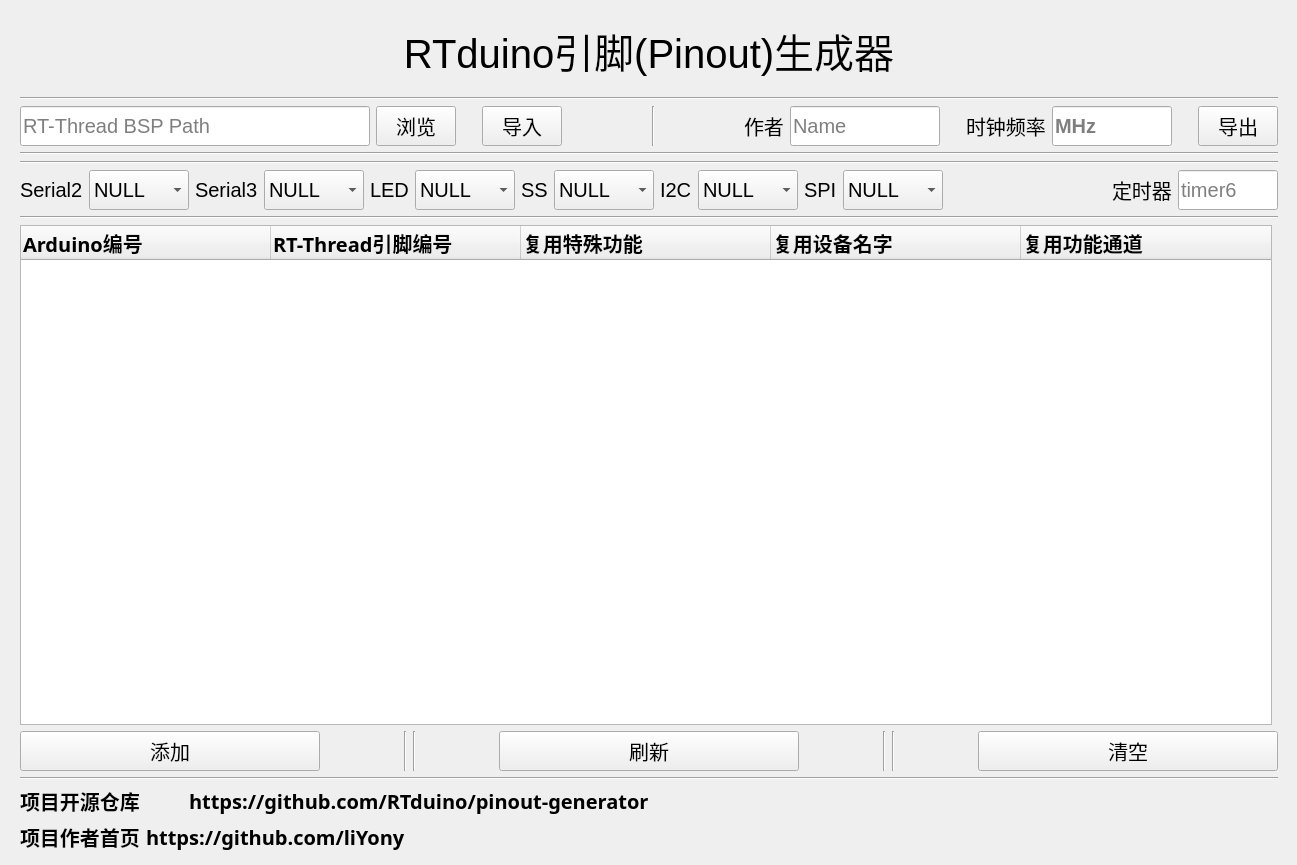
Above: project/widget.ui from RTduino/pinout-generator before the change. Below: the same form after it.
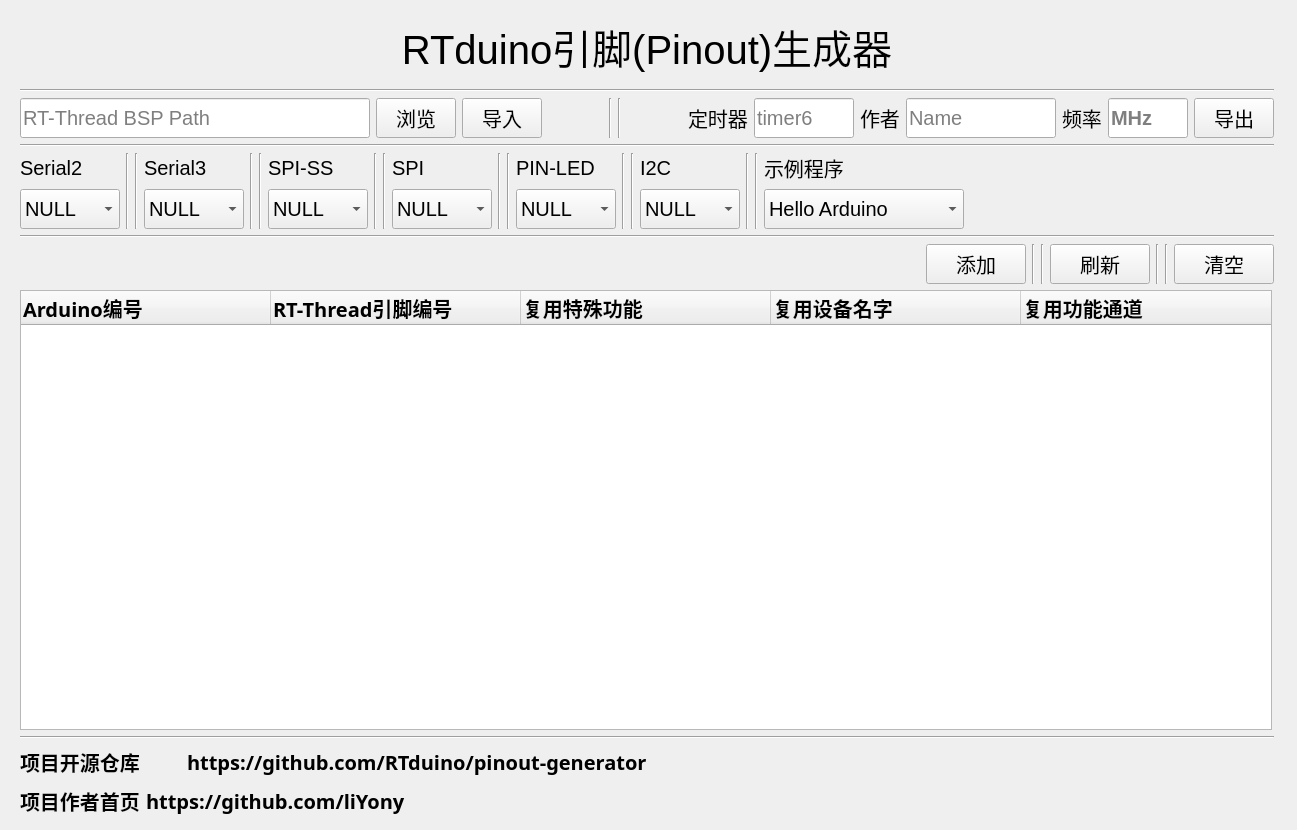
That is the form after the change.

Commit message: [main.cpp]添加生成main.cpp文件的代码

```diff
--- a/project/widget.ui
+++ b/project/widget.ui
@@ -7,13 +7,13 @@
     <x>0</x>
     <y>0</y>
     <width>1297</width>
-    <height>865</height>
+    <height>830</height>
    </rect>
   </property>
   <property name="minimumSize">
    <size>
     <width>1297</width>
-    <height>865</height>
+    <height>800</height>
    </size>
   </property>
   <property name="maximumSize">
@@ -30,13 +30,11 @@
     <rect>
      <x>20</x>
      <y>10</y>
-     <width>1258</width>
-     <height>842</height>
+     <width>1254</width>
+     <height>807</height>
     </rect>
    </property>
-   <layout class="QVBoxLayout" name="verticalLayout_5">
-    <item>
-     <layout class="QVBoxLayout" name="verticalLayout_4">
+   <layout class="QVBoxLayout" name="verticalLayout_9">
       <item>
        <widget class="QLabel" name="label">
         <property name="font">
@@ -53,8 +51,6 @@
        </widget>
       </item>
       <item>
-       <layout class="QVBoxLayout" name="verticalLayout">
-        <item>
          <widget class="Line" name="line">
           <property name="orientation">
            <enum>Qt::Horizontal</enum>
@@ -62,12 +58,10 @@
          </widget>
         </item>
         <item>
-         <layout class="QHBoxLayout" name="horizontalLayout_6">
+     <layout class="QHBoxLayout" name="horizontalLayout_5">
           <item>
            <layout class="QHBoxLayout" name="horizontalLayout_2">
             <item>
-             <layout class="QHBoxLayout" name="horizontalLayout">
-              <item>
                <widget class="QLineEdit" name="diredit">
                 <property name="minimumSize">
                  <size>
@@ -121,21 +115,6 @@
                 </property>
                </widget>
               </item>
-             </layout>
-            </item>
-            <item>
-             <spacer name="horizontalSpacer_9">
-              <property name="orientation">
-               <enum>Qt::Horizontal</enum>
-              </property>
-              <property name="sizeHint" stdset="0">
-               <size>
-                <width>20</width>
-                <height>20</height>
-               </size>
-              </property>
-             </spacer>
-            </item>
             <item>
              <widget class="QPushButton" name="importbtn">
               <property name="minimumSize">
@@ -162,26 +141,6 @@
             </item>
            </layout>
           </item>
-          <item>
-           <spacer name="horizontalSpacer_11">
-            <property name="orientation">
-             <enum>Qt::Horizontal</enum>
-            </property>
-            <property name="sizeHint" stdset="0">
-             <size>
-              <width>20</width>
-              <height>20</height>
-             </size>
-            </property>
-           </spacer>
-          </item>
-          <item>
-           <widget class="Line" name="line_5">
-            <property name="orientation">
-             <enum>Qt::Vertical</enum>
-            </property>
-           </widget>
-          </item>
           <item>
            <spacer name="horizontalSpacer_4">
             <property name="orientation">
@@ -189,16 +148,89 @@
             </property>
             <property name="sizeHint" stdset="0">
              <size>
-              <width>20</width>
+          <width>40</width>
               <height>20</height>
              </size>
             </property>
            </spacer>
           </item>
           <item>
-           <layout class="QHBoxLayout" name="horizontalLayout_5">
+       <widget class="Line" name="line_17">
+        <property name="orientation">
+         <enum>Qt::Vertical</enum>
+        </property>
+       </widget>
+      </item>
             <item>
-             <layout class="QHBoxLayout" name="horizontalLayout_3">
+       <widget class="Line" name="line_18">
+        <property name="orientation">
+         <enum>Qt::Vertical</enum>
+        </property>
+       </widget>
+      </item>
+      <item>
+       <spacer name="horizontalSpacer">
+        <property name="orientation">
+         <enum>Qt::Horizontal</enum>
+        </property>
+        <property name="sizeHint" stdset="0">
+         <size>
+          <width>40</width>
+          <height>20</height>
+         </size>
+        </property>
+       </spacer>
+      </item>
+      <item>
+       <layout class="QHBoxLayout" name="horizontalLayout">
+        <item>
+         <widget class="QLabel" name="label_14">
+          <property name="maximumSize">
+           <size>
+            <width>500</width>
+            <height>16777215</height>
+           </size>
+          </property>
+          <property name="font">
+           <font>
+            <pointsize>15</pointsize>
+           </font>
+          </property>
+          <property name="text">
+           <string>定时器</string>
+          </property>
+         </widget>
+        </item>
+        <item>
+         <widget class="QLineEdit" name="timedit">
+          <property name="minimumSize">
+           <size>
+            <width>100</width>
+            <height>40</height>
+           </size>
+          </property>
+          <property name="maximumSize">
+           <size>
+            <width>100</width>
+            <height>40</height>
+           </size>
+          </property>
+          <property name="font">
+           <font>
+            <pointsize>15</pointsize>
+           </font>
+          </property>
+          <property name="text">
+           <string/>
+          </property>
+          <property name="alignment">
+           <set>Qt::AlignLeading|Qt::AlignLeft|Qt::AlignVCenter</set>
+          </property>
+          <property name="placeholderText">
+           <string>timer6</string>
+          </property>
+         </widget>
+        </item>
               <item>
                <widget class="QLabel" name="label_12">
                 <property name="maximumSize">
@@ -247,23 +279,6 @@
                 </property>
                </widget>
               </item>
-             </layout>
-            </item>
-            <item>
-             <spacer name="horizontalSpacer_3">
-              <property name="orientation">
-               <enum>Qt::Horizontal</enum>
-              </property>
-              <property name="sizeHint" stdset="0">
-               <size>
-                <width>20</width>
-                <height>20</height>
-               </size>
-              </property>
-             </spacer>
-            </item>
-            <item>
-             <layout class="QHBoxLayout" name="horizontalLayout_4">
               <item>
                <widget class="QLabel" name="label_10">
                 <property name="maximumSize">
@@ -278,7 +293,7 @@
                  </font>
                 </property>
                 <property name="text">
-                 <string>时钟频率</string>
+           <string>频率</string>
                 </property>
                </widget>
               </item>
@@ -286,13 +301,13 @@
                <widget class="QLineEdit" name="fcpuedit">
                 <property name="minimumSize">
                  <size>
-                  <width>120</width>
+            <width>80</width>
                   <height>40</height>
                  </size>
                 </property>
                 <property name="maximumSize">
                  <size>
-                  <width>120</width>
+            <width>80</width>
                   <height>40</height>
                  </size>
                 </property>
@@ -311,21 +326,6 @@
                 </property>
                </widget>
               </item>
-             </layout>
-            </item>
-            <item>
-             <spacer name="horizontalSpacer_5">
-              <property name="orientation">
-               <enum>Qt::Horizontal</enum>
-              </property>
-              <property name="sizeHint" stdset="0">
-               <size>
-                <width>20</width>
-                <height>20</height>
-               </size>
-              </property>
-             </spacer>
-            </item>
             <item>
              <widget class="QPushButton" name="exportbtn">
               <property name="minimumSize">
@@ -362,16 +362,11 @@
          </widget>
         </item>
         <item>
-         <widget class="Line" name="line_2">
-          <property name="orientation">
-           <enum>Qt::Horizontal</enum>
-          </property>
-         </widget>
-        </item>
+     <layout class="QHBoxLayout" name="horizontalLayout_7">
         <item>
-         <layout class="QHBoxLayout" name="horizontalLayout_19">
+       <layout class="QHBoxLayout" name="horizontalLayout_3">
           <item>
-           <layout class="QHBoxLayout" name="horizontalLayout_8">
+         <layout class="QVBoxLayout" name="verticalLayout_8">
             <item>
              <widget class="QLabel" name="label_13">
               <property name="maximumSize">
@@ -419,7 +414,21 @@
            </layout>
           </item>
           <item>
-           <layout class="QHBoxLayout" name="horizontalLayout_9">
+         <widget class="Line" name="line_19">
+          <property name="orientation">
+           <enum>Qt::Vertical</enum>
+          </property>
+         </widget>
+        </item>
+        <item>
+         <widget class="Line" name="line_20">
+          <property name="orientation">
+           <enum>Qt::Vertical</enum>
+          </property>
+         </widget>
+        </item>
+        <item>
+         <layout class="QVBoxLayout" name="verticalLayout_7">
             <item>
              <widget class="QLabel" name="label_17">
               <property name="maximumSize">
@@ -467,55 +476,21 @@
            </layout>
           </item>
           <item>
-           <layout class="QHBoxLayout" name="horizontalLayout_10">
-            <item>
-             <widget class="QLabel" name="label_11">
-              <property name="maximumSize">
-               <size>
-                <width>500</width>
-                <height>16777215</height>
-               </size>
-              </property>
-              <property name="font">
-               <font>
-                <pointsize>15</pointsize>
-               </font>
-              </property>
-              <property name="text">
-               <string>LED</string>
-              </property>
+         <widget class="Line" name="line_3">
+          <property name="orientation">
+           <enum>Qt::Vertical</enum>
+          </property>
              </widget>
             </item>
             <item>
-             <widget class="QComboBox" name="ledbox">
-              <property name="minimumSize">
-               <size>
-                <width>100</width>
-                <height>40</height>
-               </size>
-              </property>
-              <property name="maximumSize">
-               <size>
-                <width>100</width>
-                <height>40</height>
-               </size>
-              </property>
-              <property name="font">
-               <font>
-                <pointsize>15</pointsize>
-               </font>
-              </property>
-              <item>
-               <property name="text">
-                <string>NULL</string>
-               </property>
-              </item>
-             </widget>
-            </item>
-           </layout>
-          </item>
+         <widget class="Line" name="line_13">
+          <property name="orientation">
+           <enum>Qt::Vertical</enum>
+          </property>
+         </widget>
+        </item>
           <item>
-           <layout class="QHBoxLayout" name="horizontalLayout_11">
+         <layout class="QVBoxLayout" name="verticalLayout_5">
             <item>
              <widget class="QLabel" name="label_16">
               <property name="maximumSize">
@@ -530,7 +505,7 @@
                </font>
               </property>
               <property name="text">
-               <string>SS</string>
+             <string>SPI-SS</string>
               </property>
              </widget>
             </item>
@@ -563,55 +538,21 @@
            </layout>
           </item>
           <item>
-           <layout class="QHBoxLayout" name="horizontalLayout_7">
-            <item>
-             <widget class="QLabel" name="label_18">
-              <property name="maximumSize">
-               <size>
-                <width>500</width>
-                <height>16777215</height>
-               </size>
-              </property>
-              <property name="font">
-               <font>
-                <pointsize>15</pointsize>
-               </font>
-              </property>
-              <property name="text">
-               <string>I2C</string>
-              </property>
+         <widget class="Line" name="line_21">
+          <property name="orientation">
+           <enum>Qt::Vertical</enum>
+          </property>
              </widget>
             </item>
             <item>
-             <widget class="QComboBox" name="i2cdevbox">
-              <property name="minimumSize">
-               <size>
-                <width>100</width>
-                <height>40</height>
-               </size>
-              </property>
-              <property name="maximumSize">
-               <size>
-                <width>100</width>
-                <height>40</height>
-               </size>
-              </property>
-              <property name="font">
-               <font>
-                <pointsize>15</pointsize>
-               </font>
-              </property>
-              <item>
-               <property name="text">
-                <string>NULL</string>
-               </property>
-              </item>
-             </widget>
-            </item>
-           </layout>
-          </item>
+         <widget class="Line" name="line_22">
+          <property name="orientation">
+           <enum>Qt::Vertical</enum>
+          </property>
+         </widget>
+        </item>
           <item>
-           <layout class="QHBoxLayout" name="horizontalLayout_14">
+         <layout class="QVBoxLayout" name="verticalLayout_3">
             <item>
              <widget class="QLabel" name="label_19">
               <property name="maximumSize">
@@ -659,22 +600,85 @@
            </layout>
           </item>
           <item>
-           <spacer name="horizontalSpacer_16">
+         <widget class="Line" name="line_14">
             <property name="orientation">
-             <enum>Qt::Horizontal</enum>
-            </property>
-            <property name="sizeHint" stdset="0">
+           <enum>Qt::Vertical</enum>
+          </property>
+         </widget>
+        </item>
+        <item>
+         <widget class="Line" name="line_5">
+          <property name="orientation">
+           <enum>Qt::Vertical</enum>
+          </property>
+         </widget>
+        </item>
+        <item>
+         <layout class="QVBoxLayout" name="verticalLayout_6">
+          <item>
+           <widget class="QLabel" name="label_11">
+            <property name="maximumSize">
              <size>
-              <width>20</width>
-              <height>20</height>
+              <width>500</width>
+              <height>16777215</height>
              </size>
             </property>
-           </spacer>
+            <property name="font">
+             <font>
+              <pointsize>15</pointsize>
+             </font>
+            </property>
+            <property name="text">
+             <string>PIN-LED</string>
+            </property>
+           </widget>
           </item>
           <item>
-           <layout class="QHBoxLayout" name="horizontalLayout_18">
+           <widget class="QComboBox" name="ledbox">
+            <property name="minimumSize">
+             <size>
+              <width>100</width>
+              <height>40</height>
+             </size>
+            </property>
+            <property name="maximumSize">
+             <size>
+              <width>100</width>
+              <height>40</height>
+             </size>
+            </property>
+            <property name="font">
+             <font>
+              <pointsize>15</pointsize>
+             </font>
+            </property>
             <item>
-             <widget class="QLabel" name="label_14">
+             <property name="text">
+              <string>NULL</string>
+             </property>
+            </item>
+           </widget>
+          </item>
+         </layout>
+        </item>
+        <item>
+         <widget class="Line" name="line_15">
+          <property name="orientation">
+           <enum>Qt::Vertical</enum>
+          </property>
+         </widget>
+        </item>
+        <item>
+         <widget class="Line" name="line_11">
+          <property name="orientation">
+           <enum>Qt::Vertical</enum>
+          </property>
+         </widget>
+        </item>
+        <item>
+         <layout class="QVBoxLayout" name="verticalLayout_4">
+          <item>
+           <widget class="QLabel" name="label_18">
               <property name="maximumSize">
                <size>
                 <width>500</width>
@@ -687,12 +691,12 @@
                </font>
               </property>
               <property name="text">
-               <string>定时器</string>
+             <string>I2C</string>
               </property>
              </widget>
             </item>
             <item>
-             <widget class="QLineEdit" name="timedit">
+           <widget class="QComboBox" name="i2cdevbox">
               <property name="minimumSize">
                <size>
                 <width>100</width>
@@ -710,44 +714,239 @@
                 <pointsize>15</pointsize>
                </font>
               </property>
+            <item>
               <property name="text">
-               <string/>
-              </property>
-              <property name="alignment">
-               <set>Qt::AlignLeading|Qt::AlignLeft|Qt::AlignVCenter</set>
-              </property>
-              <property name="placeholderText">
-               <string>timer6</string>
+              <string>NULL</string>
+             </property>
+            </item>
+           </widget>
+          </item>
+         </layout>
+        </item>
+        <item>
+         <widget class="Line" name="line_12">
+          <property name="orientation">
+           <enum>Qt::Vertical</enum>
+          </property>
+         </widget>
+        </item>
+        <item>
+         <widget class="Line" name="line_16">
+          <property name="orientation">
+           <enum>Qt::Vertical</enum>
               </property>
              </widget>
             </item>
+        <item>
+         <layout class="QVBoxLayout" name="verticalLayout">
+          <item>
+           <widget class="QLabel" name="label_20">
+            <property name="maximumSize">
+             <size>
+              <width>500</width>
+              <height>16777215</height>
+             </size>
+            </property>
+            <property name="font">
+             <font>
+              <pointsize>15</pointsize>
+             </font>
+            </property>
+            <property name="text">
+             <string>示例程序</string>
+            </property>
+           </widget>
+          </item>
+          <item>
+           <widget class="QComboBox" name="mainbox">
+            <property name="minimumSize">
+             <size>
+              <width>200</width>
+              <height>40</height>
+             </size>
+            </property>
+            <property name="maximumSize">
+             <size>
+              <width>100</width>
+              <height>40</height>
+             </size>
+            </property>
+            <property name="font">
+             <font>
+              <pointsize>15</pointsize>
+             </font>
+            </property>
+            <item>
+             <property name="text">
+              <string>Hello Arduino</string>
+             </property>
+            </item>
+            <item>
+             <property name="text">
+              <string>Led blinking</string>
+             </property>
+            </item>
+           </widget>
+          </item>
            </layout>
           </item>
          </layout>
         </item>
         <item>
-         <widget class="Line" name="line_3">
+       <spacer name="horizontalSpacer_3">
           <property name="orientation">
            <enum>Qt::Horizontal</enum>
           </property>
-         </widget>
+        <property name="sizeHint" stdset="0">
+         <size>
+          <width>40</width>
+          <height>20</height>
+         </size>
+        </property>
+       </spacer>
         </item>
        </layout>
       </item>
       <item>
-       <layout class="QVBoxLayout" name="verticalLayout_3">
+     <widget class="Line" name="line_2">
+      <property name="orientation">
+       <enum>Qt::Horizontal</enum>
+      </property>
+     </widget>
+    </item>
+    <item>
+     <layout class="QHBoxLayout" name="horizontalLayout_6">
+      <item>
+       <spacer name="horizontalSpacer_2">
+        <property name="orientation">
+         <enum>Qt::Horizontal</enum>
+        </property>
+        <property name="sizeHint" stdset="0">
+         <size>
+          <width>40</width>
+          <height>20</height>
+         </size>
+        </property>
+       </spacer>
+      </item>
+      <item>
+       <layout class="QHBoxLayout" name="horizontalLayout_4">
+        <item>
+         <widget class="QPushButton" name="addbtn">
+          <property name="minimumSize">
+           <size>
+            <width>100</width>
+            <height>40</height>
+           </size>
+          </property>
+          <property name="maximumSize">
+           <size>
+            <width>100</width>
+            <height>40</height>
+           </size>
+          </property>
+          <property name="font">
+           <font>
+            <pointsize>15</pointsize>
+           </font>
+          </property>
+          <property name="text">
+           <string>添加</string>
+          </property>
+         </widget>
+        </item>
+        <item>
+         <widget class="Line" name="line_7">
+          <property name="orientation">
+           <enum>Qt::Vertical</enum>
+          </property>
+         </widget>
+        </item>
+        <item>
+         <widget class="Line" name="line_6">
+          <property name="orientation">
+           <enum>Qt::Vertical</enum>
+          </property>
+         </widget>
+        </item>
+        <item>
+         <widget class="QPushButton" name="refreashbtn">
+          <property name="minimumSize">
+           <size>
+            <width>100</width>
+            <height>40</height>
+           </size>
+          </property>
+          <property name="maximumSize">
+           <size>
+            <width>100</width>
+            <height>40</height>
+           </size>
+          </property>
+          <property name="font">
+           <font>
+            <pointsize>15</pointsize>
+           </font>
+          </property>
+          <property name="text">
+           <string>刷新</string>
+          </property>
+         </widget>
+        </item>
+        <item>
+         <widget class="Line" name="line_10">
+          <property name="orientation">
+           <enum>Qt::Vertical</enum>
+          </property>
+         </widget>
+        </item>
+        <item>
+         <widget class="Line" name="line_8">
+          <property name="orientation">
+           <enum>Qt::Vertical</enum>
+          </property>
+         </widget>
+        </item>
+        <item>
+         <widget class="QPushButton" name="clearbtn">
+          <property name="minimumSize">
+           <size>
+            <width>100</width>
+            <height>40</height>
+           </size>
+          </property>
+          <property name="maximumSize">
+           <size>
+            <width>100</width>
+            <height>40</height>
+           </size>
+          </property>
+          <property name="font">
+           <font>
+            <pointsize>15</pointsize>
+           </font>
+          </property>
+          <property name="text">
+           <string>清空</string>
+          </property>
+         </widget>
+        </item>
+       </layout>
+      </item>
+     </layout>
+    </item>
         <item>
          <widget class="QTreeWidget" name="treeWidget">
           <property name="minimumSize">
            <size>
             <width>1252</width>
-            <height>500</height>
+        <height>440</height>
            </size>
           </property>
           <property name="maximumSize">
            <size>
             <width>1252</width>
-            <height>500</height>
+        <height>440</height>
            </size>
           </property>
           <property name="font">
@@ -793,166 +992,6 @@
            </property>
           </column>
          </widget>
-        </item>
-        <item>
-         <layout class="QHBoxLayout" name="horizontalLayout_12">
-          <item>
-           <widget class="QPushButton" name="addbtn">
-            <property name="minimumSize">
-             <size>
-              <width>300</width>
-              <height>40</height>
-             </size>
-            </property>
-            <property name="maximumSize">
-             <size>
-              <width>16777215</width>
-              <height>40</height>
-             </size>
-            </property>
-            <property name="font">
-             <font>
-              <pointsize>15</pointsize>
-             </font>
-            </property>
-            <property name="text">
-             <string>添加</string>
-            </property>
-           </widget>
-          </item>
-          <item>
-           <spacer name="horizontalSpacer_6">
-            <property name="orientation">
-             <enum>Qt::Horizontal</enum>
-            </property>
-            <property name="sizeHint" stdset="0">
-             <size>
-              <width>40</width>
-              <height>20</height>
-             </size>
-            </property>
-           </spacer>
-          </item>
-          <item>
-           <widget class="Line" name="line_7">
-            <property name="orientation">
-             <enum>Qt::Vertical</enum>
-            </property>
-           </widget>
-          </item>
-          <item>
-           <widget class="Line" name="line_6">
-            <property name="orientation">
-             <enum>Qt::Vertical</enum>
-            </property>
-           </widget>
-          </item>
-          <item>
-           <spacer name="horizontalSpacer_14">
-            <property name="orientation">
-             <enum>Qt::Horizontal</enum>
-            </property>
-            <property name="sizeHint" stdset="0">
-             <size>
-              <width>40</width>
-              <height>20</height>
-             </size>
-            </property>
-           </spacer>
-          </item>
-          <item>
-           <widget class="QPushButton" name="refreashbtn">
-            <property name="minimumSize">
-             <size>
-              <width>300</width>
-              <height>40</height>
-             </size>
-            </property>
-            <property name="maximumSize">
-             <size>
-              <width>16777215</width>
-              <height>40</height>
-             </size>
-            </property>
-            <property name="font">
-             <font>
-              <pointsize>15</pointsize>
-             </font>
-            </property>
-            <property name="text">
-             <string>刷新</string>
-            </property>
-           </widget>
-          </item>
-          <item>
-           <spacer name="horizontalSpacer_13">
-            <property name="orientation">
-             <enum>Qt::Horizontal</enum>
-            </property>
-            <property name="sizeHint" stdset="0">
-             <size>
-              <width>40</width>
-              <height>20</height>
-             </size>
-            </property>
-           </spacer>
-          </item>
-          <item>
-           <widget class="Line" name="line_10">
-            <property name="orientation">
-             <enum>Qt::Vertical</enum>
-            </property>
-           </widget>
-          </item>
-          <item>
-           <widget class="Line" name="line_8">
-            <property name="orientation">
-             <enum>Qt::Vertical</enum>
-            </property>
-           </widget>
-          </item>
-          <item>
-           <spacer name="horizontalSpacer_8">
-            <property name="orientation">
-             <enum>Qt::Horizontal</enum>
-            </property>
-            <property name="sizeHint" stdset="0">
-             <size>
-              <width>40</width>
-              <height>20</height>
-             </size>
-            </property>
-           </spacer>
-          </item>
-          <item>
-           <widget class="QPushButton" name="clearbtn">
-            <property name="minimumSize">
-             <size>
-              <width>300</width>
-              <height>40</height>
-             </size>
-            </property>
-            <property name="maximumSize">
-             <size>
-              <width>16777215</width>
-              <height>40</height>
-             </size>
-            </property>
-            <property name="font">
-             <font>
-              <pointsize>15</pointsize>
-             </font>
-            </property>
-            <property name="text">
-             <string>清空</string>
-            </property>
-           </widget>
-          </item>
-         </layout>
-        </item>
-       </layout>
-      </item>
-     </layout>
     </item>
     <item>
      <widget class="Line" name="line_9">
```
Lines whose indentation alone changed are shown as unchanged. The commit also changes 6 other files.
